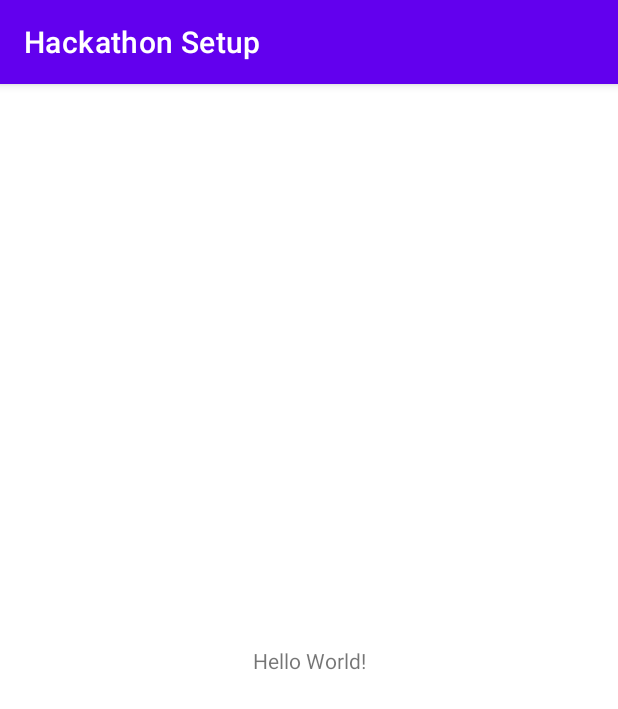
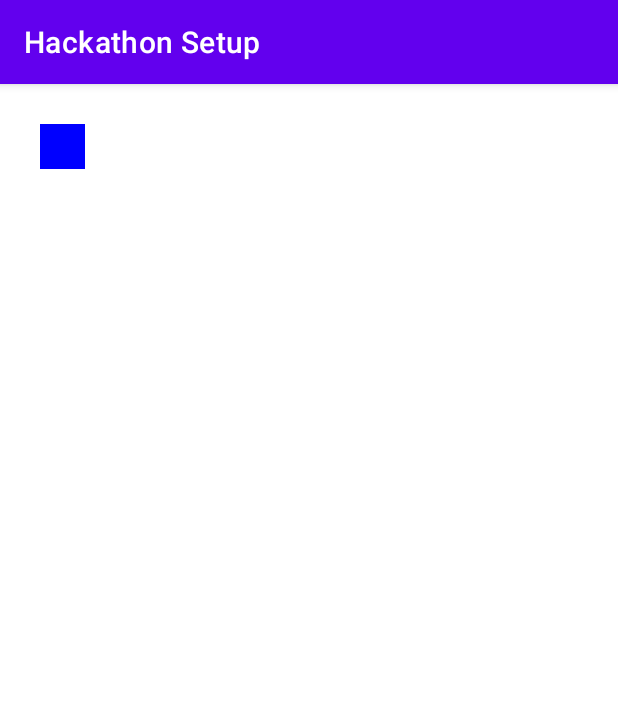
Before and after one commit to mikoneGithub/hackathonSetup, an Android app: the screen it shows after launch (MainActivity), on a phone screen of 412 x 824 dp. Shown: the top 709 px of the screen. Run offline under Robolectric (Android 15) with nearby library versions, the phone set to English and light mode, and no system bars.

Commit message:
added circle view

```diff
--- a/app/build.gradle
+++ b/app/build.gradle
@@ -33,10 +33,12 @@ android {
 
 dependencies {
 
-    implementation 'androidx.core:core-ktx:1.7.0'
-    implementation 'androidx.appcompat:appcompat:1.4.1'
-    implementation 'com.google.android.material:material:1.6.0'
-    implementation 'androidx.constraintlayout:constraintlayout:2.1.3'
+    implementation 'androidx.core:core-ktx:1.8.0'
+    implementation 'androidx.appcompat:appcompat:1.4.2'
+    implementation 'com.google.android.material:material:1.6.1'
+    implementation 'androidx.constraintlayout:constraintlayout:2.1.4'
+    implementation("org.jetbrains.kotlinx:kotlinx-coroutines-core:1.6.4")
+    implementation("org.jetbrains.kotlinx:kotlinx-coroutines-android:1.6.4")
     testImplementation 'junit:junit:4.13.2'
     androidTestImplementation 'androidx.test.ext:junit:1.1.3'
     androidTestImplementation 'androidx.test.espresso:espresso-core:3.4.0'
--- /dev/null
+++ b/app/src/main/java/de/ams/hackathonsetup/TestView.kt
@@ -0,0 +1,124 @@
+package de.ams.hackathonsetup
+
+import android.content.Context
+import android.graphics.Canvas
+import android.graphics.Color
+import android.graphics.Paint
+import android.graphics.Rect
+import android.util.AttributeSet
+import android.util.Log
+import android.util.TypedValue
+import android.view.View
+import kotlinx.coroutines.CoroutineScope
+import kotlinx.coroutines.Dispatchers
+import kotlinx.coroutines.Job
+import kotlinx.coroutines.delay
+import kotlinx.coroutines.launch
+import java.lang.Integer.min
+import kotlin.coroutines.CoroutineContext
+import kotlin.math.max
+import kotlin.random.Random
+
+class TestView @JvmOverloads constructor(
+    context: Context,
+    attrs: AttributeSet? = null,
+    defStyleAttr: Int = 0,
+) : View(context, attrs, defStyleAttr), CoroutineScope {
+
+    private val colors = arrayOf(
+        Color.BLUE,
+        Color.CYAN,
+        Color.RED,
+        Color.YELLOW,
+        Color.MAGENTA,
+        Color.GRAY,
+        Color.GREEN
+    )
+
+    private val paint = Paint().apply {
+        isAntiAlias = true
+        style = Paint.Style.FILL
+        color = colors[0]
+    }
+
+    private val updateJob = Job()
+    override val coroutineContext: CoroutineContext
+        get() = Dispatchers.Main + updateJob
+
+    private val rectSize =
+        TypedValue.applyDimension(TypedValue.COMPLEX_UNIT_DIP, 30f, resources.displayMetrics)
+            .toInt()
+    private val speed = 5
+
+    private val rect = Rect()
+    private var currentX = 0
+    private var currentY = 0
+    private var directionX = true
+    private var directionY = true
+    private var counter = 0
+
+    override fun onAttachedToWindow() {
+        super.onAttachedToWindow()
+
+        launch {
+            while (true) {
+                invalidate()
+                delay(30L)
+            }
+        }
+    }
+
+    override fun onDetachedFromWindow() {
+        super.onDetachedFromWindow()
+        updateJob.cancel()
+    }
+
+    override fun onDraw(canvas: Canvas) {
+        super.onDraw(canvas)
+
+        calcNewRect()
+        canvas.drawRect(rect, paint)
+    }
+
+    private fun calcNewRect() {
+        currentX = if (directionX) {
+            currentX += speed
+            val tmpDirection = currentX + rectSize <= width
+            checkDirectionChange(directionX, tmpDirection)
+            directionX = tmpDirection
+            min(width - rectSize, currentX)
+        } else {
+            currentX -= speed
+            val tmpDirection = currentX <= 0
+            checkDirectionChange(directionX, tmpDirection)
+            directionX = tmpDirection
+            max(currentX, 0)
+        }
+
+        currentY = if (directionY) {
+            currentY += speed
+            val tmpDirection = currentY + rectSize <= height
+            checkDirectionChange(directionY, tmpDirection)
+            directionY = tmpDirection
+            min(height - rectSize, currentY)
+        } else {
+            currentY -= speed
+            val tmpDirection = currentY <= 0
+            checkDirectionChange(directionY, tmpDirection)
+            directionY = tmpDirection
+            max(currentY, 0)
+        }
+
+        rect.set(currentX, currentY, currentX + rectSize, currentY + rectSize)
+    }
+
+    private fun checkDirectionChange(oldDirection: Boolean, newDirection: Boolean) {
+        if (oldDirection != newDirection) {
+            paint.color = colors[++counter]
+
+            if (counter == colors.size - 1) {
+                counter = -1
+            }
+        }
+    }
+}
--- a/app/src/main/res/layout/activity_main.xml
+++ b/app/src/main/res/layout/activity_main.xml
@@ -6,10 +6,9 @@
     android:layout_height="match_parent"
     tools:context=".MainActivity">
 
-    <TextView
-        android:layout_width="wrap_content"
-        android:layout_height="wrap_content"
-        android:text="Hello World!"
+    <de.ams.hackathonsetup.TestView
+        android:layout_width="match_parent"
+        android:layout_height="match_parent"
         app:layout_constraintBottom_toBottomOf="parent"
         app:layout_constraintEnd_toEndOf="parent"
         app:layout_constraintStart_toStartOf="parent"
```
